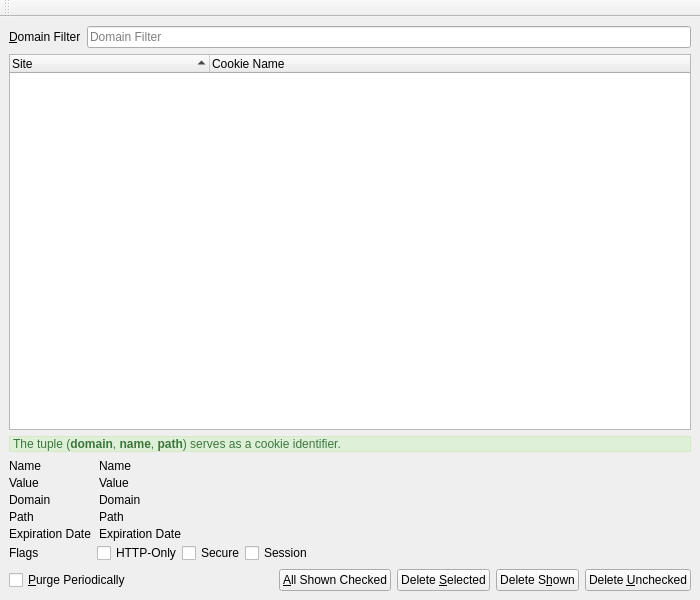
textbrowser/dooble, file UI/dooble_cookies_window.ui: the form before one commit.
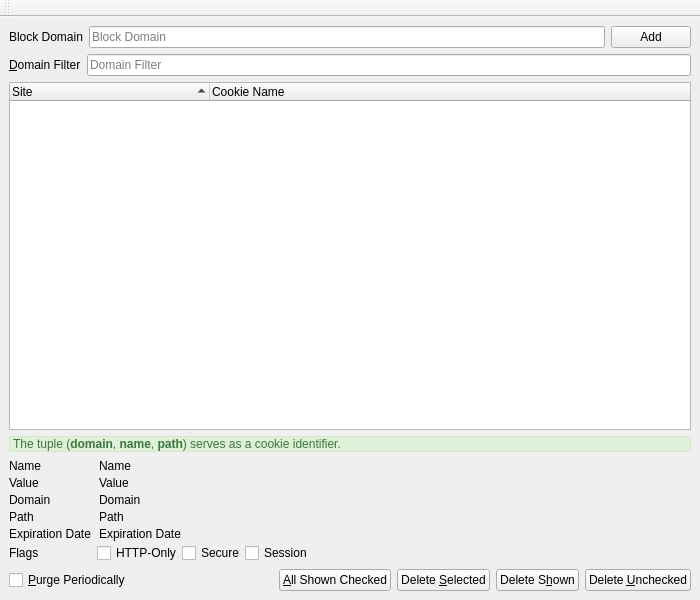
The form after the commit. Icons and pictures are not drawn. Custom widgets are drawn as their Qt base class.

```diff
--- a/UI/dooble_cookies_window.ui
+++ b/UI/dooble_cookies_window.ui
@@ -19,6 +19,34 @@
   </property>
   <widget class="QWidget" name="centralwidget">
    <layout class="QVBoxLayout" name="verticalLayout">
+    <item>
+     <layout class="QHBoxLayout" name="horizontalLayout_4">
+      <item>
+       <widget class="QLabel" name="label_9">
+        <property name="text">
+         <string>Block Domain</string>
+        </property>
+       </widget>
+      </item>
+      <item>
+       <widget class="dooble_search_widget" name="block_domain">
+        <property name="placeholderText">
+         <string>Block Domain</string>
+        </property>
+        <property name="clearButtonEnabled">
+         <bool>true</bool>
+        </property>
+       </widget>
+      </item>
+      <item>
+       <widget class="QPushButton" name="add">
+        <property name="text">
+         <string>Add</string>
+        </property>
+       </widget>
+      </item>
+     </layout>
+    </item>
     <item>
      <layout class="QHBoxLayout" name="horizontalLayout_3">
       <item>
```
Left out of the diff: 3 changed lines with no effect on the pictures.
